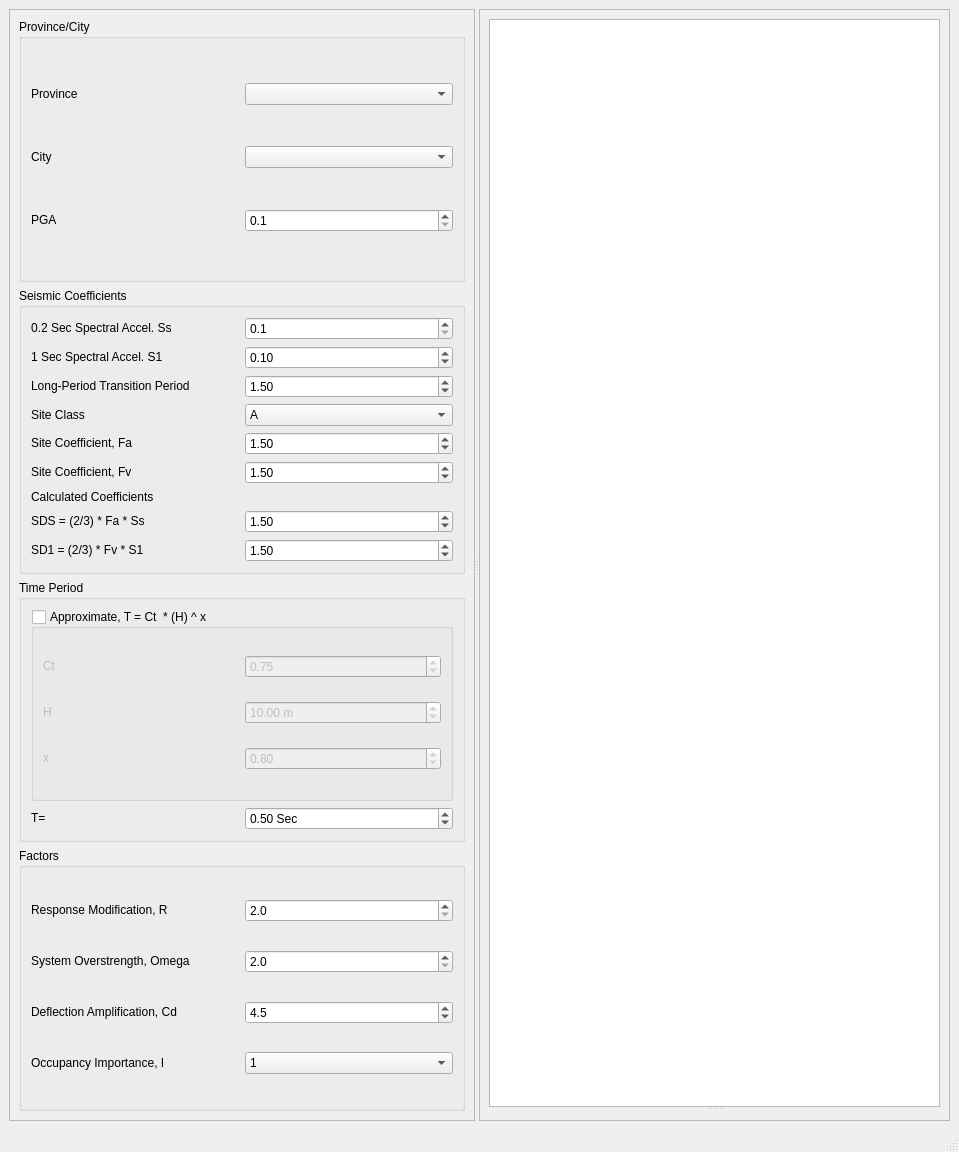
Above: widgets/main_window.ui from ebrahimraeyat/ASCE7-Earthquake before the change. Below: the same form after it.
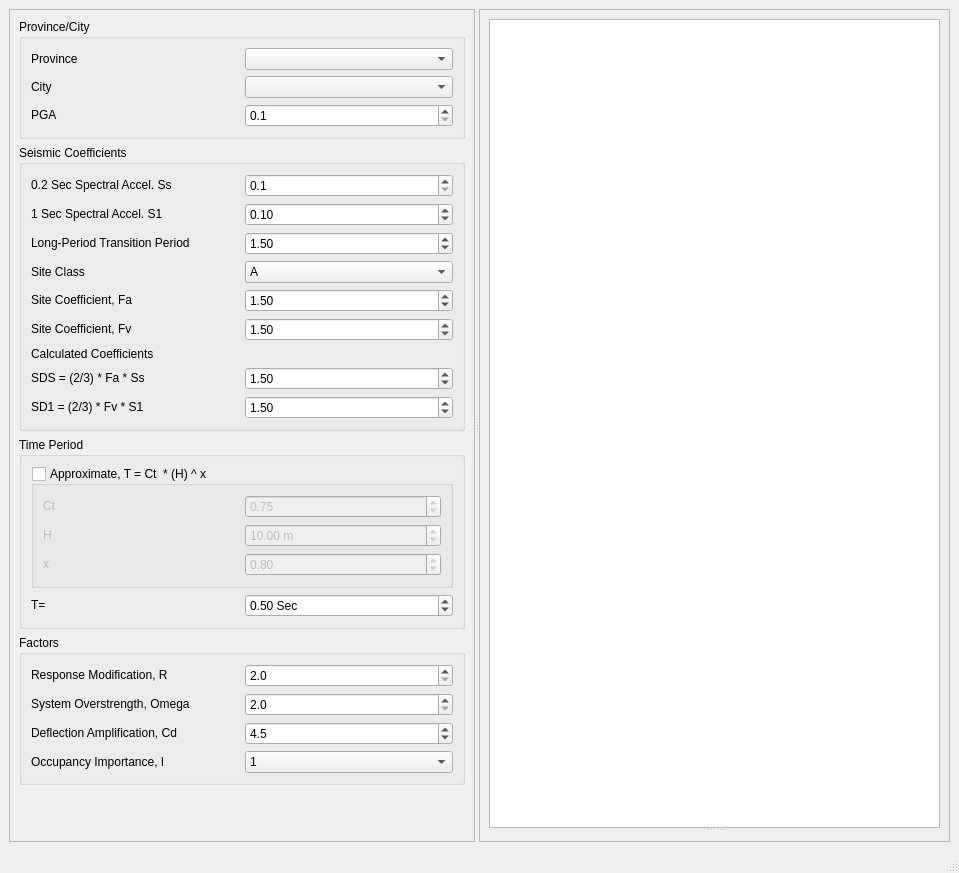
That is the form after the change.

The edit to the form file:
```diff
--- a/widgets/main_window.ui
+++ b/widgets/main_window.ui
@@ -7,7 +7,7 @@
     <x>0</x>
     <y>0</y>
     <width>959</width>
-    <height>1152</height>
+    <height>873</height>
    </rect>
   </property>
   <property name="windowTitle">
@@ -654,6 +654,19 @@
           </layout>
          </widget>
         </item>
+        <item>
+         <spacer name="verticalSpacer">
+          <property name="orientation">
+           <enum>Qt::Vertical</enum>
+          </property>
+          <property name="sizeHint" stdset="0">
+           <size>
+            <width>20</width>
+            <height>380</height>
+           </size>
+          </property>
+         </spacer>
+        </item>
        </layout>
       </widget>
       <widget class="QFrame" name="frame_2">
```
